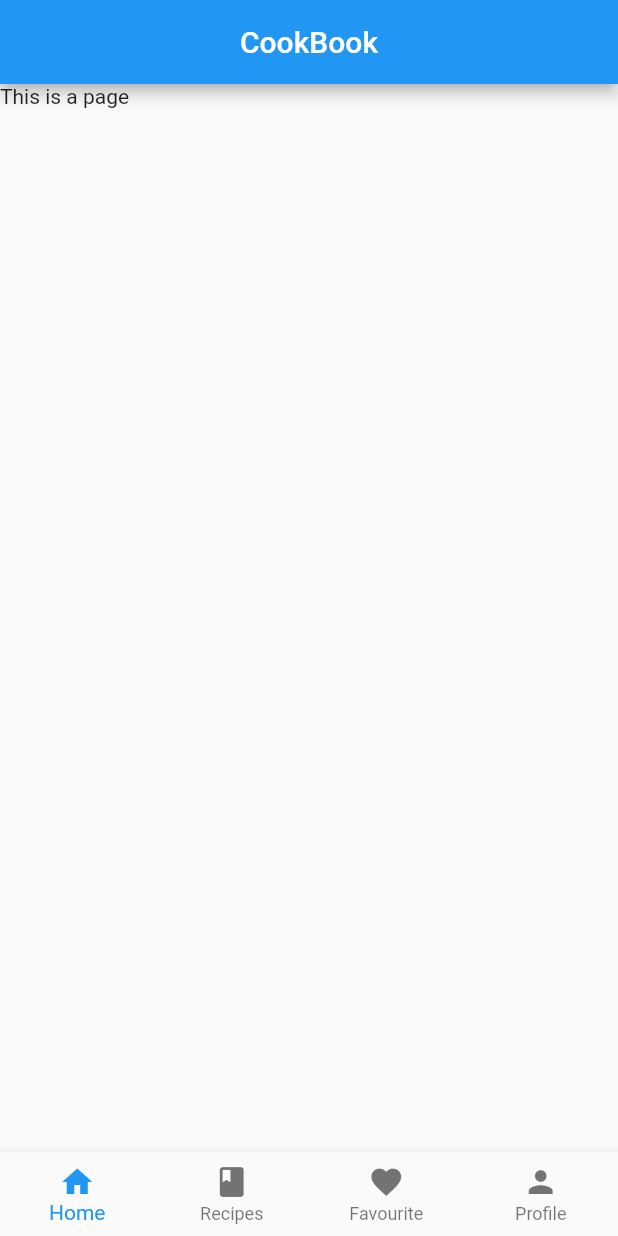
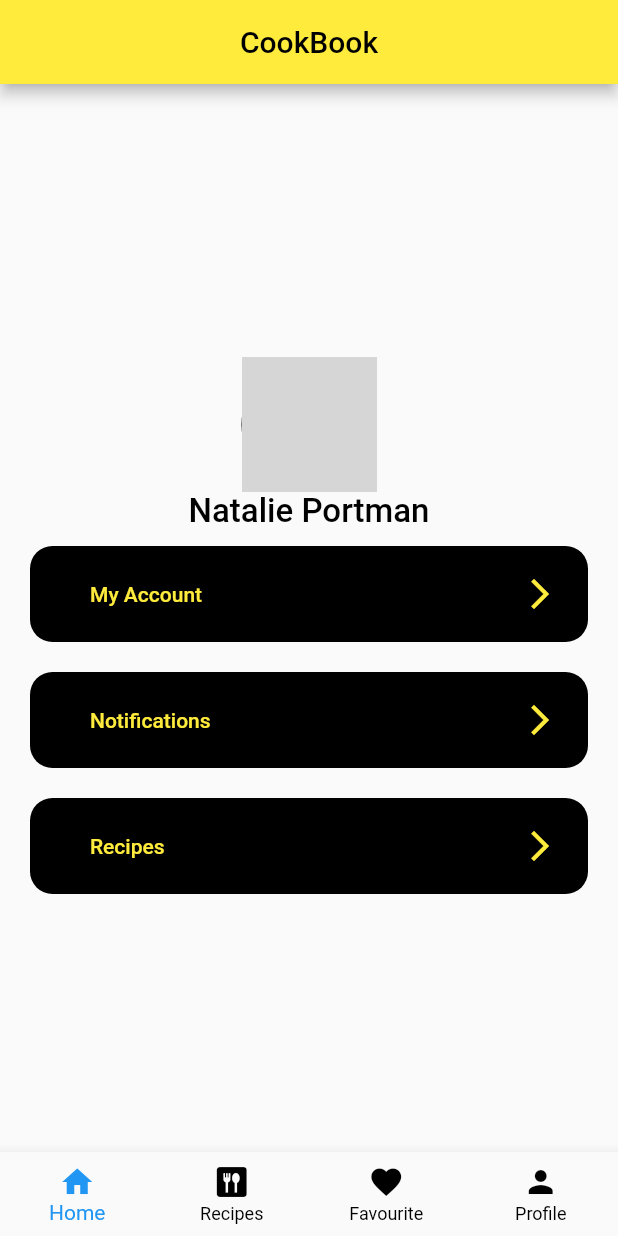
Before and after one commit to farahbusra/recipe_app, a Flutter app: the screen it shows after launch, on a phone screen of 412 x 824 dp. Run offline on Flutter 3.47's test engine with Material 2 defaults, Android fonts, the phone set to English and light mode, and no system bars; network calls fail; grey boxes are pictures that could not be loaded.

Commit message:
first commit

```diff
--- a/lib/Pages/homepage.dart
+++ b/lib/Pages/homepage.dart
@@ -1,4 +1,44 @@
 import 'package:flutter/material.dart';
+
+class ProfileMenu extends StatelessWidget {
+  const ProfileMenu({
+    Key? key,
+    required this.text,
+    // required this.icon,
+    this.press,
+  }) : super(key: key);
+
+  final String text;
+  final VoidCallback? press;
+
+  @override
+  Widget build(BuildContext context) {
+    return Padding(
+      padding: EdgeInsets.symmetric(horizontal: 20, vertical: 10),
+      child: TextButton(
+        style: TextButton.styleFrom(
+          padding: EdgeInsets.all(20),
+          shape:
+              RoundedRectangleBorder(borderRadius: BorderRadius.circular(15)),
+          backgroundColor: Colors.black,
+        ),
+        onPressed: press,
+        child: Row(
+          children: [
+            // SvgPicture.asset(
+            //   icon,
+
+            //   width: 22,
+            // ),
+            SizedBox(width: 20),
+            Expanded(child: Text(text)),
+            Icon(Icons.arrow_forward_ios),
+          ],
+        ),
+      ),
+    );
+  }
+}
 
 class MyHomePage extends StatefulWidget {
   const MyHomePage({Key? key}) : super(key: key);
@@ -18,15 +58,58 @@ class _MyHomePageState extends State<MyHomePage> {
         title: Text('CookBook'),
         centerTitle: true,
       ),
-      body: Container(
-        child: Text('This is a page'),
+      body: Column(
+        mainAxisAlignment: MainAxisAlignment.center,
+        crossAxisAlignment: CrossAxisAlignment.center,
+        // child: Stack(
+        children: <Widget>[
+          const SizedBox(
+            height: 20,
+          ),
+          CircleAvatar(
+            backgroundColor: Colors.black,
+            radius: 45.0,
+            backgroundImage: NetworkImage(
+                'https://images.unsplash.com/photo-1438761681033-6461ffad8d80?ixlib=rb-1.2.1&ixid=MnwxMjA3fDB8MHxwaG90by1wYWdlfHx8fGVufDB8fHx8&auto=format&fit=crop&w=1470&q=80'),
+          ),
+          Text(
+            'Natalie Portman',
+            style: TextStyle(
+                color: Colors.black,
+                // backgroundColor: Colors.white,
+                fontWeight: FontWeight.w500,
+                fontSize: 22.0),
+          ),
+          Column(
+            mainAxisSize: MainAxisSize.min,
+            mainAxisAlignment: MainAxisAlignment.end,
+            children: [
+              ProfileMenu(
+                text: "My Account",
+                // icon: Icon(Icons.person),
+                press: () => {},
+              ),
+              ProfileMenu(
+                text: "Notifications",
+                // icon: Icon(Icons.person),
+                press: () => {},
+              ),
+              ProfileMenu(
+                text: "Recipes",
+                // icon: Icon(Icons.person),
+                press: () => {},
+              ),
+            ],
+          ),
+        ],
       ),
+      // ),
 
       //Bottom Navigation Bar - to navigate between different pages
-
       bottomNavigationBar: BottomNavigationBar(
         type: BottomNavigationBarType.fixed,
         selectedItemColor: Colors.blue,
+        unselectedItemColor: Colors.black,
         items: const [
           BottomNavigationBarItem(
             icon: Icon(
@@ -36,7 +119,7 @@ class _MyHomePageState extends State<MyHomePage> {
           ),
           BottomNavigationBarItem(
             icon: Icon(
-              Icons.book,
+              Icons.dining,
             ),
             label: 'Recipes',
           ),
--- a/lib/Pages/recipes.dart
+++ b/lib/Pages/recipes.dart
@@ -0,0 +1,18 @@
+import 'package:flutter/material.dart';
+import 'package:recipe_app/main.dart';
+
+class RecipesPage extends StatefulWidget {
+  const RecipesPage({Key? key}) : super(key: key);
+
+  @override
+  State<RecipesPage> createState() => _RecipesPageState();
+}
+
+class _RecipesPageState extends State<RecipesPage> {
+  @override
+  Widget build(BuildContext context) {
+    return Scaffold(
+      appBar: AppBar(title: Text('Recipes')),
+    );
+  }
+}
--- a/lib/main.dart
+++ b/lib/main.dart
@@ -14,7 +14,7 @@ class MyApp extends StatelessWidget {
     return MaterialApp(
       title: 'Flutter Demo',
       theme: ThemeData(
-        primarySwatch: Colors.blue,
+        primarySwatch: Colors.yellow,
       ),
       home: const MyHomePage(),
     );
```
